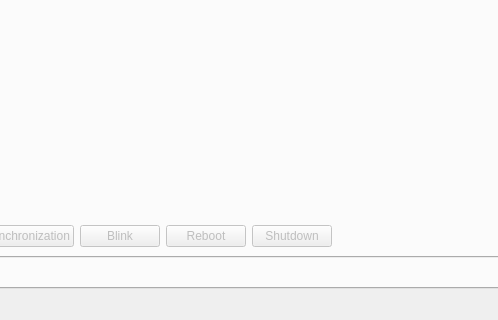
Before: the Qt Designer form src/coordinator/coordinator.ui in olivierfriard/raspberry_video-recording_coordinator, drawn with Qt 5; both pictures show x 496 to 994 and y 569 to 889 of the 1285 by 889 pixel window.
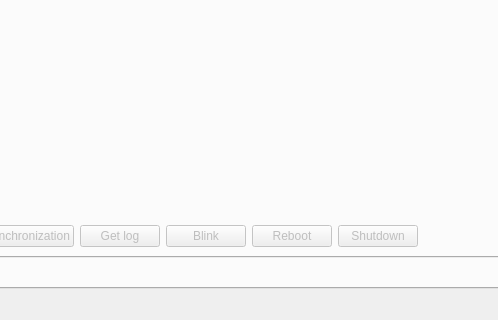
After: the same form once the commit is applied. The open tabs and pages were chosen to show the change.

Patch:
```diff
--- a/src/coordinator/coordinator.ui
+++ b/src/coordinator/coordinator.ui
@@ -355,6 +355,13 @@
                       </property>
                      </widget>
                     </item>
+                    <item>
+                     <widget class="QPushButton" name="get_log_pb">
+                      <property name="text">
+                       <string>Get log</string>
+                      </property>
+                     </widget>
+                    </item>
                     <item>
                      <widget class="QPushButton" name="blink_pb">
                       <property name="text">
```
Left out of the diff: 2 changed lines with no effect on the pictures.
